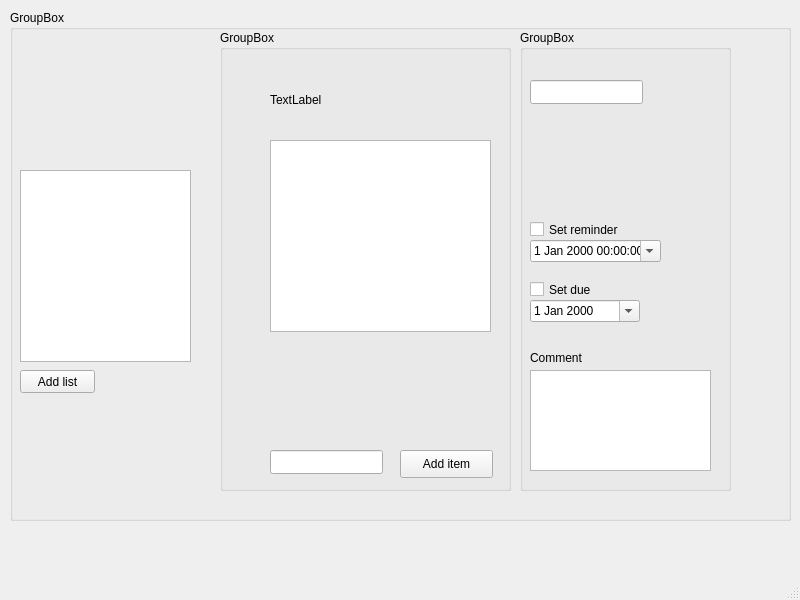
This is mainwindow.ui in dinayuil/Tokie as Qt 5 draws it before an edit. The edited form follows.
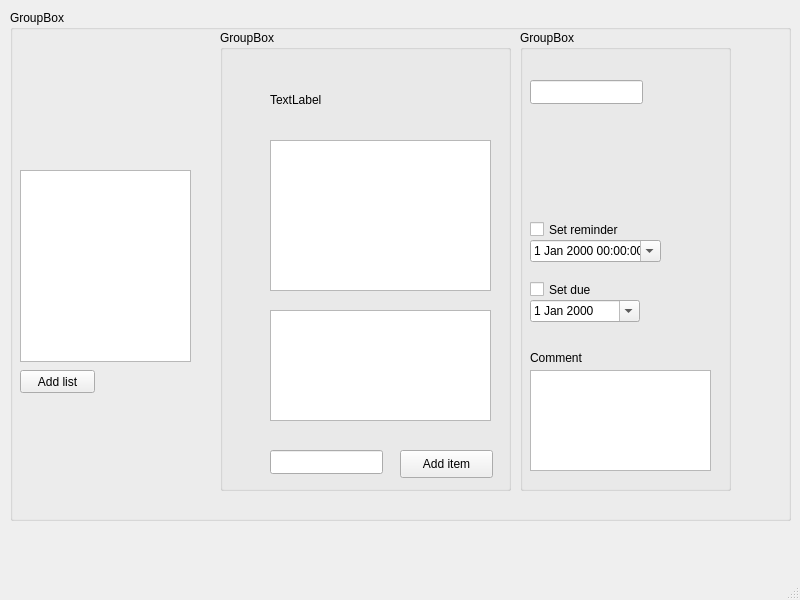
This is the edited form.

```diff
--- a/mainwindow.ui
+++ b/mainwindow.ui
@@ -80,7 +80,7 @@
         <x>50</x>
         <y>110</y>
         <width>221</width>
-        <height>192</height>
+        <height>151</height>
        </rect>
       </property>
       <property name="editTriggers">
@@ -100,6 +100,16 @@
        <string>TextLabel</string>
       </property>
      </widget>
+     <widget class="QListView" name="taskListView">
+      <property name="geometry">
+       <rect>
+        <x>50</x>
+        <y>280</y>
+        <width>221</width>
+        <height>111</height>
+       </rect>
+      </property>
+     </widget>
     </widget>
     <widget class="QGroupBox" name="itemDetailsBox">
      <property name="geometry">
```
